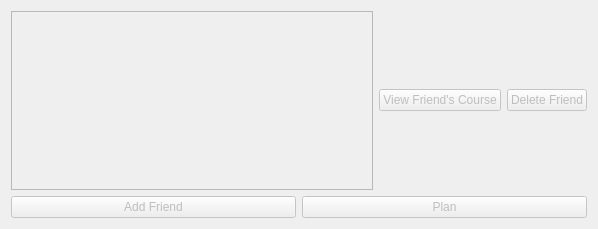
Qt form src/ui/dialog/planWithFriendsDialog/planWithFriendsDialog.ui (Muhazerin/auto-star-planner) before a commit.
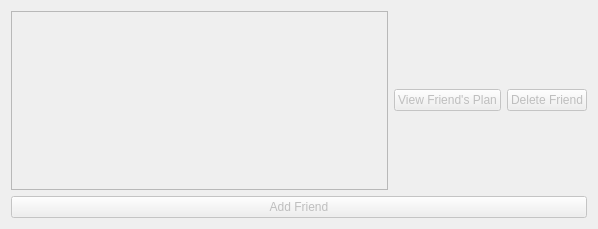
The same form after that commit. Icons and pictures are not drawn.

Commit message: Completed basic code structure for adding friend and friend's courseList

Diff of the .ui file:
```diff
--- a/src/ui/dialog/planWithFriendsDialog/planWithFriendsDialog.ui
+++ b/src/ui/dialog/planWithFriendsDialog/planWithFriendsDialog.ui
@@ -44,7 +44,7 @@
         <bool>false</bool>
        </property>
        <property name="text">
-        <string>View Friend's Course</string>
+        <string>View Friend's Plan</string>
        </property>
       </widget>
      </item>
@@ -61,25 +61,11 @@
     </layout>
    </item>
    <item>
-    <layout class="QHBoxLayout" name="horizontalLayout">
-     <item>
       <widget class="QPushButton" name="addFriendBtn">
        <property name="text">
         <string>Add Friend</string>
        </property>
       </widget>
-     </item>
-     <item>
-      <widget class="QPushButton" name="planButton">
-       <property name="enabled">
-        <bool>false</bool>
-       </property>
-       <property name="text">
-        <string>Plan</string>
-       </property>
-      </widget>
-     </item>
-    </layout>
    </item>
   </layout>
  </widget>
```
Left out of the diff: 2 changed lines with no effect on the pictures. Lines whose indentation alone changed are shown as unchanged. The commit also changes 4 other files.
